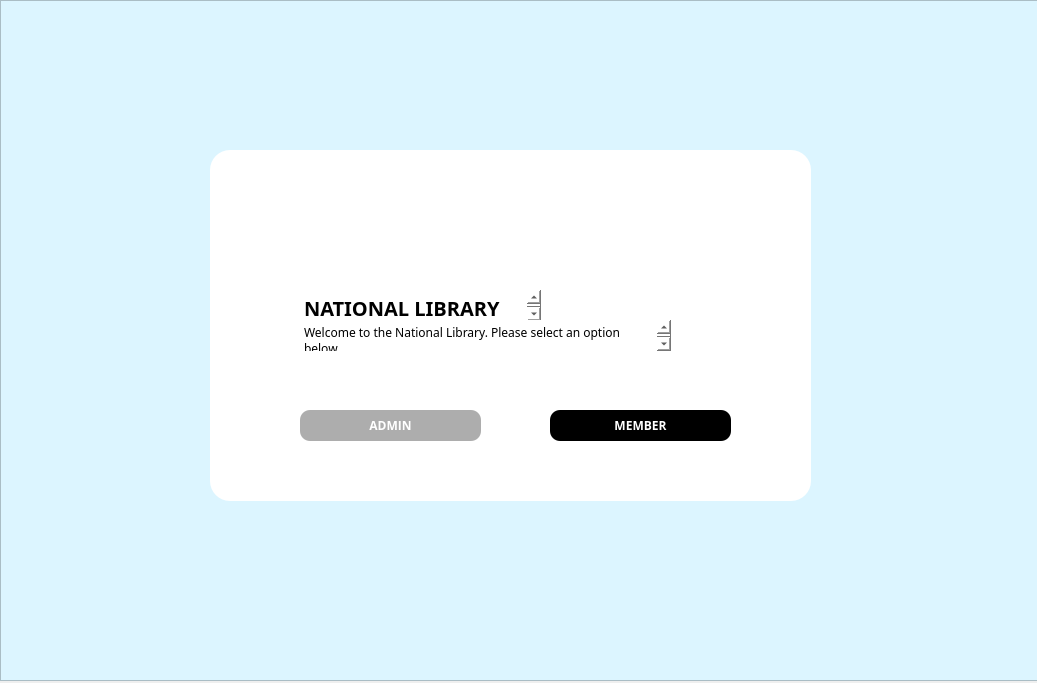
This is LIS/login.ui in TenacioussD/library_information_system as Qt 5 draws it before an edit. The edited form follows.
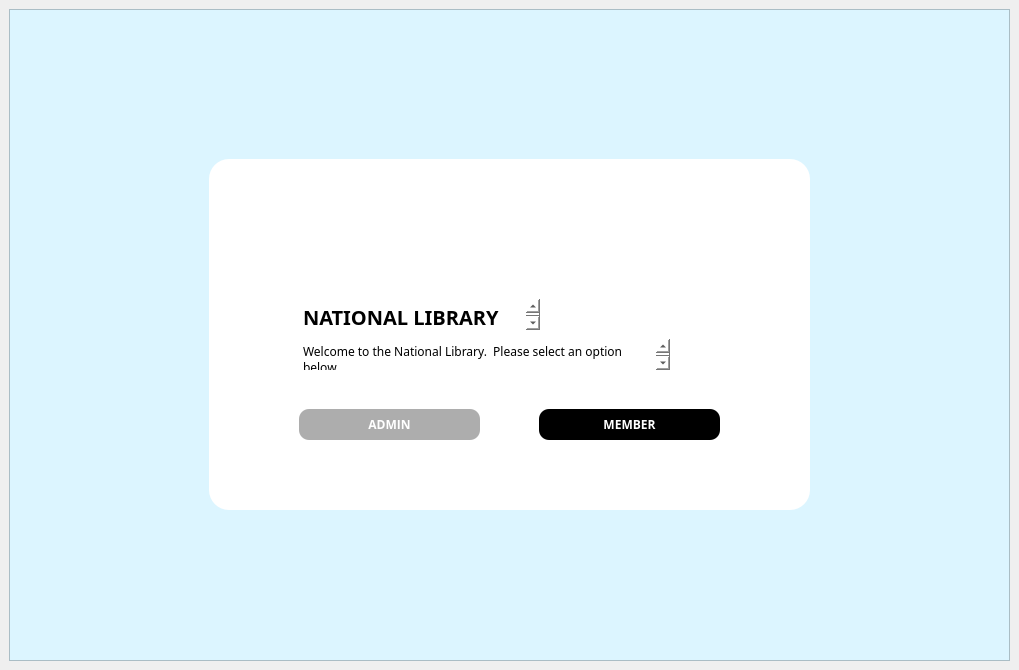
This is the edited form. Icons and pictures are not drawn.

What changed in the file:
```diff
--- a/LIS/login.ui
+++ b/LIS/login.ui
@@ -6,23 +6,17 @@
    <rect>
     <x>0</x>
     <y>0</y>
-    <width>1037</width>
-    <height>683</height>
+    <width>1019</width>
+    <height>670</height>
    </rect>
   </property>
   <property name="windowTitle">
    <string>Login</string>
   </property>
   <widget class="QWidget" name="centralwidget">
+   <layout class="QVBoxLayout" name="verticalLayout">
+    <item>
    <widget class="QFrame" name="background">
-    <property name="geometry">
-     <rect>
-      <x>0</x>
-      <y>0</y>
-      <width>1041</width>
-      <height>681</height>
-     </rect>
-    </property>
     <property name="styleSheet">
      <string notr="true">background: rgb(220, 245, 255);;</string>
     </property>
@@ -38,7 +32,7 @@
      </property>
      <property name="geometry">
       <rect>
-       <x>210</x>
+         <x>200</x>
        <y>150</y>
        <width>601</width>
        <height>351</height>
@@ -58,7 +52,7 @@
       <property name="geometry">
        <rect>
         <x>90</x>
-        <y>260</y>
+          <y>250</y>
         <width>181</width>
         <height>31</height>
        </rect>
@@ -87,8 +81,8 @@
      <widget class="QPushButton" name="pushButton_3">
       <property name="geometry">
        <rect>
-        <x>340</x>
-        <y>260</y>
+          <x>330</x>
+          <y>250</y>
         <width>181</width>
         <height>31</height>
        </rect>
@@ -136,7 +130,7 @@
       <property name="geometry">
        <rect>
         <x>90</x>
-        <y>170</y>
+          <y>180</y>
         <width>371</width>
         <height>31</height>
        </rect>
@@ -145,7 +139,7 @@
        <string notr="true">font-family: Baloo 2;</string>
       </property>
       <property name="plainText">
-       <string>Welcome to the National Library. Please select an option below.</string>
+         <string>Welcome to the National Library.  Please select an option below.</string>
       </property>
      </widget>
      <widget class="QLabel" name="label">
@@ -169,6 +163,8 @@
      </widget>
     </widget>
    </widget>
+    </item>
+   </layout>
   </widget>
  </widget>
  <resources>
```
Lines whose indentation alone changed are shown as unchanged.
